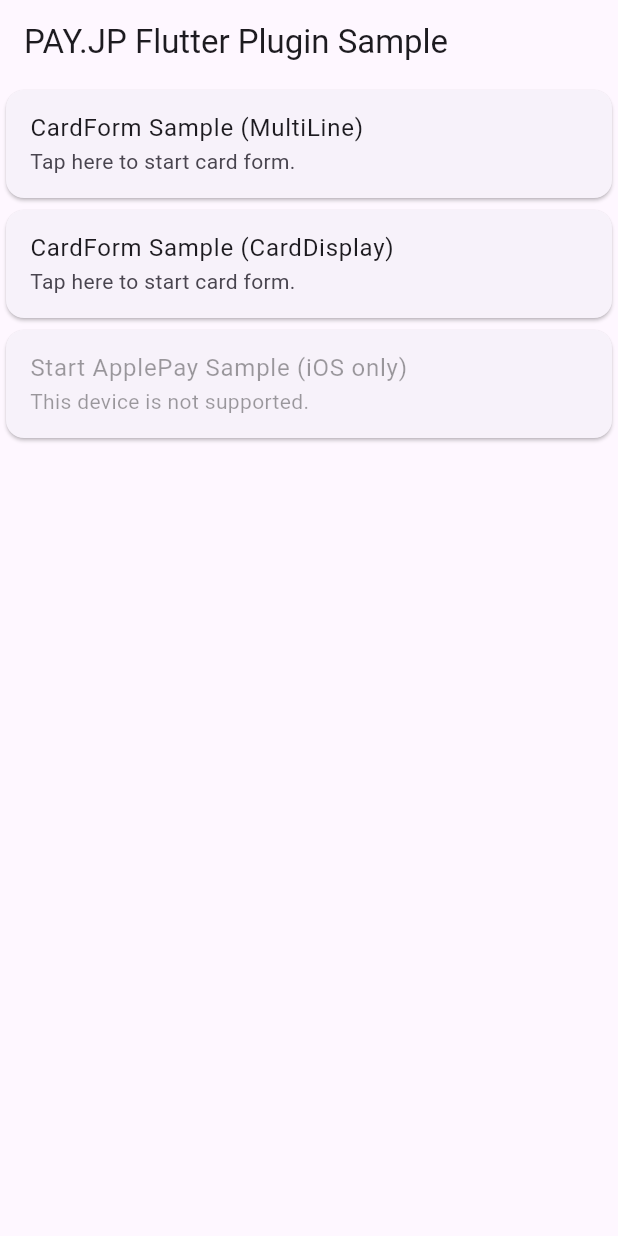
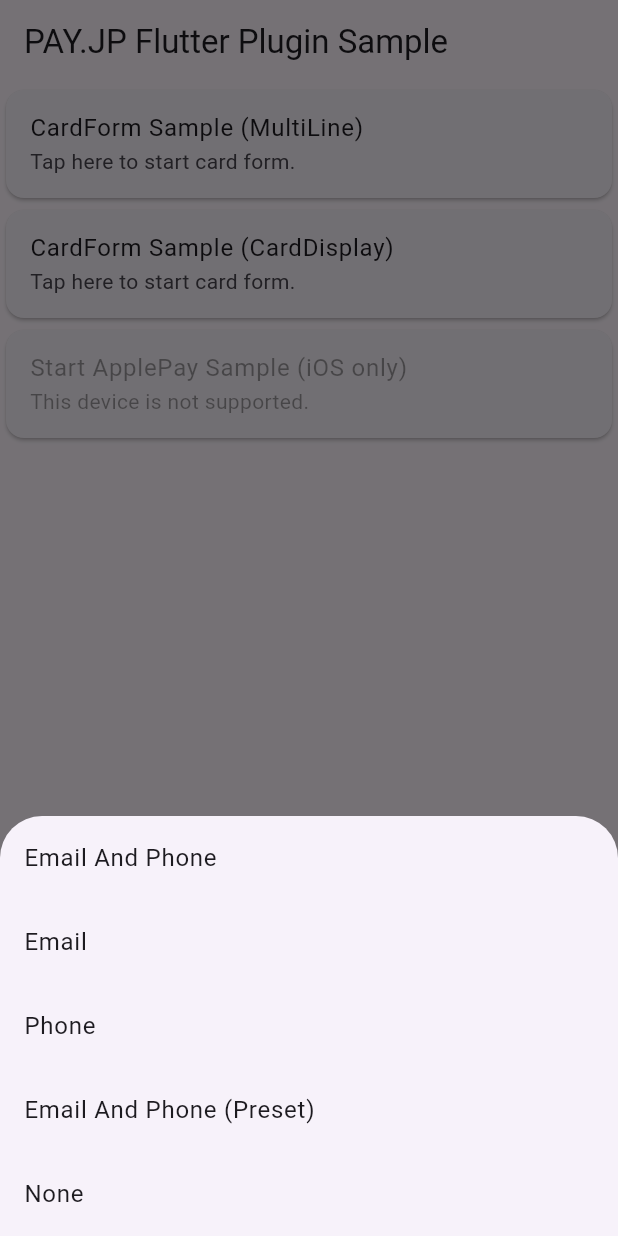
Before and after one commit to payjp/payjp-flutter-plugin, a Flutter app: the screen it shows after launch, after a tap on "CardForm Sample (CardDisplay)", on a phone screen of 412 x 824 dp. Run offline on Flutter 3.47's test engine with Material 3 defaults, Android fonts, the phone set to English and light mode, and no system bars; our stand-ins replace built_collection, built_value.

Commit message:
update example

```diff
--- a/example/lib/main.dart
+++ b/example/lib/main.dart
@@ -63,13 +63,70 @@ class HomeScreenState extends State<HomeScreen> {
     });
   }
 
+  void _showSheetToStartCardForm({required CardFormType formType}) {
+    showModalBottomSheet(
+        context: context,
+        builder: (context) => ListView(
+              shrinkWrap: true,
+              children: <Widget>[
+                ListTile(
+                  title: Text('Email And Phone'),
+                  onTap: () {
+                    Navigator.pop(context);
+                    _onStartCardForm(formType: formType, extraAttributes: [
+                      ExtraAttributeEmail(),
+                      ExtraAttributePhone()
+                    ]);
+                  },
+                ),
+                ListTile(
+                  title: Text('Email'),
+                  onTap: () {
+                    Navigator.pop(context);
+                    _onStartCardForm(
+                        formType: formType,
+                        extraAttributes: [ExtraAttributeEmail()]);
+                  },
+                ),
+                ListTile(
+                  title: Text('Phone'),
+                  onTap: () {
+                    Navigator.pop(context);
+                    _onStartCardForm(
+                        formType: formType,
+                        extraAttributes: [ExtraAttributePhone()]);
+                  },
+                ),
+                ListTile(
+                  title: Text('Email And Phone (Preset)'),
+                  onTap: () {
+                    Navigator.pop(context);
+                    _onStartCardForm(formType: formType, extraAttributes: [
+                      ExtraAttributeEmail("test@example.com"),
+                      ExtraAttributePhone("JP", "09012345678")
+                    ]);
+                  },
+                ),
+                ListTile(
+                  title: Text('None'),
+                  onTap: () {
+                    Navigator.pop(context);
+                    _onStartCardForm(formType: formType, extraAttributes: []);
+                  },
+                ),
+              ],
+            ));
+  }
+
   void _onStartCardForm(
-      {CardFormType formType = CardFormType.multiLine}) async {
+      {required CardFormType formType,
+      required List<ExtraAttribute> extraAttributes}) async {
     await Payjp.startCardForm(
         onCardFormCanceledCallback: _onCardFormCanceled,
         onCardFormCompletedCallback: _onCardFormCompleted,
         onCardFormProducedTokenCallback: _onCardFormProducedToken,
-        cardFormType: formType);
+        cardFormType: formType,
+        extraAttributes: extraAttributes);
   }
 
   void _onStartApplePay() async {
@@ -153,14 +210,18 @@ You can send token(${token.id}) to your own server to make Customer etc.
                         child: ListTile(
                       title: Text('CardForm Sample (MultiLine)'),
                       subtitle: Text('Tap here to start card form.'),
-                      onTap: _onStartCardForm,
+                      onTap: () {
+                        _showSheetToStartCardForm(
+                            formType: CardFormType.multiLine);
+                      },
                     )),
                     material.Card(
                         child: ListTile(
                       title: Text('CardForm Sample (CardDisplay)'),
                       subtitle: Text('Tap here to start card form.'),
                       onTap: () {
-                        _onStartCardForm(formType: CardFormType.cardDisplay);
+                        _showSheetToStartCardForm(
+                            formType: CardFormType.cardDisplay);
                       },
                     )),
                     material.Card(
```
